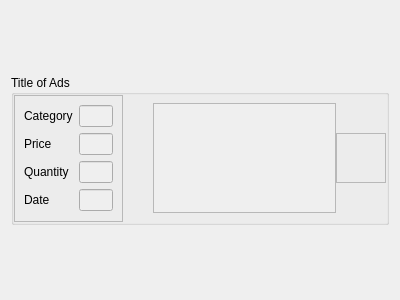
The window that Ipiranga_GUI/layout/adslayout.ui (Hugo-NF/App_Ipiranga) describes before a commit, drawn with Qt 5.
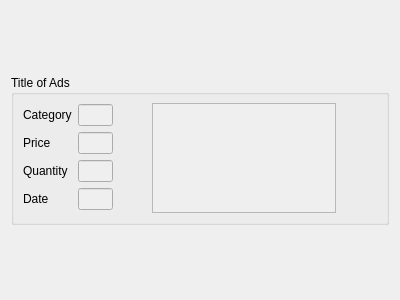
The same window after the commit. Icons and pictures are not drawn.

What changed in the file:
```diff
--- a/Ipiranga_GUI/layout/adslayout.ui
+++ b/Ipiranga_GUI/layout/adslayout.ui
@@ -49,12 +49,6 @@
       </property>
       <item>
        <widget class="QFrame" name="frame_2">
-        <property name="frameShape">
-         <enum>QFrame::StyledPanel</enum>
-        </property>
-        <property name="frameShadow">
-         <enum>QFrame::Raised</enum>
-        </property>
         <layout class="QGridLayout" name="gridLayout">
          <item row="1" column="1">
           <widget class="QLineEdit" name="line_price">
@@ -188,12 +182,6 @@
           <height>50</height>
          </size>
         </property>
-        <property name="frameShape">
-         <enum>QFrame::StyledPanel</enum>
-        </property>
-        <property name="frameShadow">
-         <enum>QFrame::Raised</enum>
-        </property>
         <widget class="QPushButton" name="Button_delete">
          <property name="geometry">
           <rect>
```
